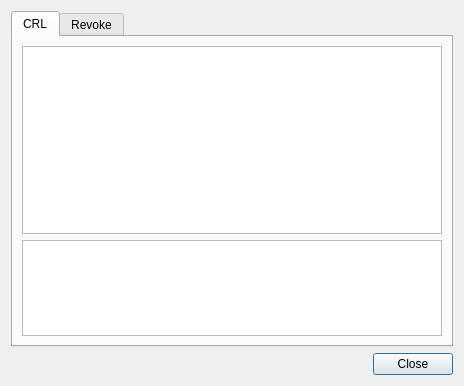
jykim74/CertMan, file CertMan/crl_info_dlg.ui: the form before one commit.
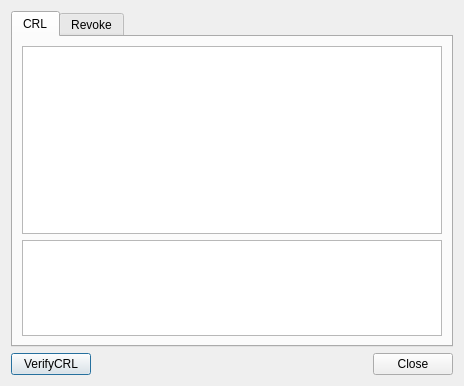
The form after the commit.

```diff
--- a/CertMan/crl_info_dlg.ui
+++ b/CertMan/crl_info_dlg.ui
@@ -14,13 +14,6 @@
    <string>CRL information</string>
   </property>
   <layout class="QGridLayout" name="gridLayout">
-   <item row="1" column="1">
-    <widget class="QPushButton" name="mCloseBtn">
-     <property name="text">
-      <string>Close</string>
-     </property>
-    </widget>
-   </item>
    <item row="0" column="0" colspan="2">
     <widget class="QTabWidget" name="tabWidget">
      <property name="currentIndex">
@@ -68,7 +61,26 @@
      </widget>
     </widget>
    </item>
-   <item row="1" column="0">
+   <item row="1" column="0" colspan="2">
+    <layout class="QGridLayout" name="gridLayout_2">
+     <property name="topMargin">
+      <number>0</number>
+     </property>
+     <item row="0" column="0">
+      <widget class="QPushButton" name="mVerifyCRLBtn">
+       <property name="text">
+        <string>VerifyCRL</string>
+       </property>
+      </widget>
+     </item>
+     <item row="0" column="2">
+      <widget class="QPushButton" name="mCloseBtn">
+       <property name="text">
+        <string>Close</string>
+       </property>
+      </widget>
+     </item>
+     <item row="0" column="1">
     <spacer name="horizontalSpacer">
      <property name="orientation">
       <enum>Qt::Horizontal</enum>
@@ -82,6 +94,8 @@
     </spacer>
    </item>
   </layout>
+   </item>
+  </layout>
  </widget>
  <tabstops>
   <tabstop>tabWidget</tabstop>
```
Left out of the diff: 1 changed line with no effect on the pictures. Lines whose indentation alone changed are shown as unchanged.
